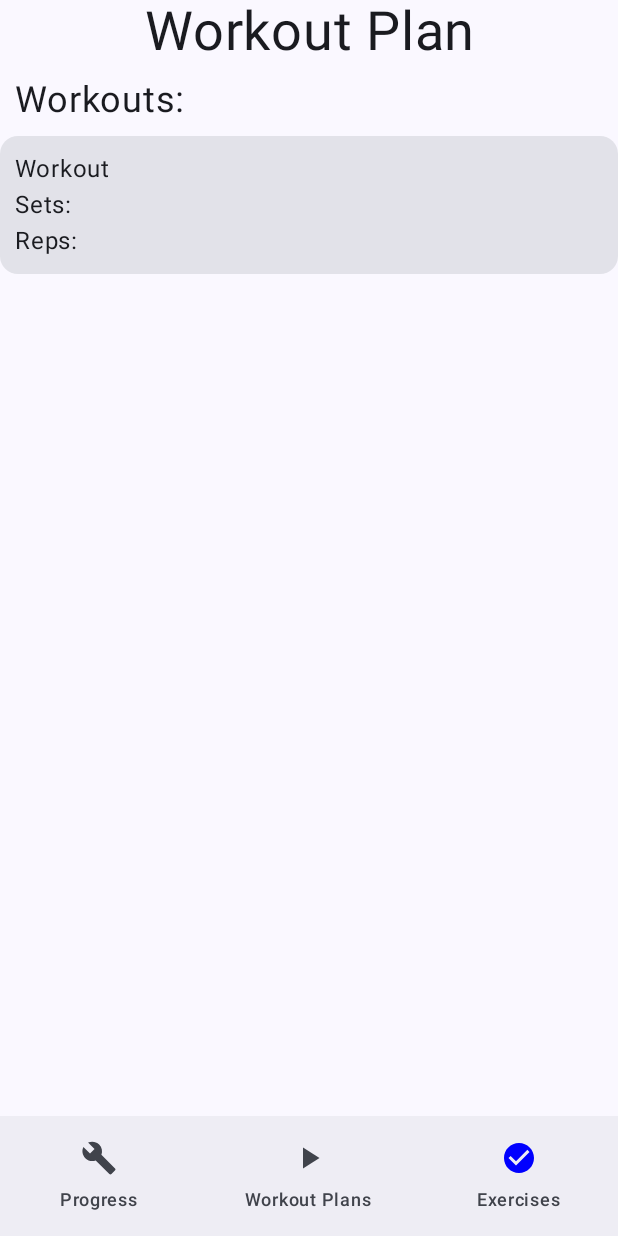
After one commit to justakline/Fittrack-App, an Android app built with Jetpack Compose: the WorkoutPlanScreen screen opened through its navigation route, on a phone screen of 412 x 824 dp. The commit adds this screen. Run offline under Robolectric (Android 15) with nearby library versions, the phone set to English and light mode, and no system bars.

Commit message:
Progress and WorkoutPlan screen added, button for Add Worked in Exercise list

```diff
--- a/app/src/main/java/com/example/fittrack/ExerciseListScreen.kt
+++ b/app/src/main/java/com/example/fittrack/ExerciseListScreen.kt
@@ -9,6 +9,7 @@ import androidx.compose.foundation.layout.Column
 //import androidx.compose.foundation.layout.ColumnScopeInstance.weight
 
 import androidx.compose.foundation.layout.Row
+import androidx.compose.foundation.layout.Spacer
 import androidx.compose.foundation.layout.fillMaxWidth
 import androidx.compose.foundation.layout.height
 
@@ -23,8 +24,10 @@ import androidx.compose.runtime.getValue
 import androidx.compose.runtime.mutableStateOf
 import androidx.compose.runtime.remember
 import androidx.compose.runtime.setValue
+import androidx.compose.ui.Alignment
 import androidx.compose.ui.Modifier
 import androidx.compose.ui.graphics.Color
+import androidx.compose.ui.modifier.modifierLocalConsumer
 import androidx.compose.ui.text.TextStyle
 import androidx.compose.ui.text.style.TextAlign
 import androidx.compose.ui.unit.Dp
@@ -150,15 +153,33 @@ fun ExerciseCard(exerciseName:String, bodyPart: String, exerciseType:String){
         //Separates the Card into a title, and then the categories on the bottem
         Column (modifier = Modifier
             .padding(10.dp)
-            .fillMaxWidth()){
+            .fillMaxWidth()
+        ){
             Text(text = exerciseName, fontSize = 20.sp)
+
             Row {
                 Text(text = bodyPart)
-
                 Text(text = "\t\t\t\t")
                 Text(text = exerciseType)
+                //Text(text = "\t\t\t\t")
+
             }
         }
+        Column (
+            modifier = Modifier.padding(10.dp),
+            horizontalAlignment = Alignment.CenterHorizontally
+        ){
+            Button(
+                onClick = { /*TODO*/ },
+                modifier = Modifier.fillMaxWidth(),
+            ) {
+                Spacer(modifier = Modifier.padding(bottom = 5.dp))
+                Text(text = "Add Workout")
+
+            }
+        }
+
+
     }
 
 }
--- a/app/src/main/java/com/example/fittrack/MainsScreen.kt
+++ b/app/src/main/java/com/example/fittrack/MainsScreen.kt
@@ -56,11 +56,11 @@ private fun BottomBar(
 
         //Fill in with your route
         NavigationBarItem(
-            selected =  nav.currentBackStackEntry?.destination?.route == Routes.ExerciseListScreen.route,
+            selected =  nav.currentBackStackEntry?.destination?.route == Routes.ProgressScreen.route,
             onClick = {
-//                nav.navigate(Routes.ExerciseListScreen.route){
-//                    current = Routes.ExerciseListScreen.route;
-//                }
+                nav.navigate(Routes.ProgressScreen.route){
+                    current = Routes.ProgressScreen.route;
+                }
             },
             icon = {
                 Icon(Icons.Default.Build, "")
@@ -70,11 +70,11 @@ private fun BottomBar(
             }
         )
         NavigationBarItem(
-                selected =  nav.currentBackStackEntry?.destination?.route == Routes.ExerciseListScreen.route,
+                selected =  nav.currentBackStackEntry?.destination?.route == Routes.WorkoutPlanScreen.route,
         onClick = {
-//            nav.navigate(Routes.ExerciseListScreen.route){
-//                current = Routes.ExerciseListScreen.route;
-//            }
+            nav.navigate(Routes.WorkoutPlanScreen.route){
+                current = Routes.WorkoutPlanScreen.route;
+            }
         },
         icon = {
             Icon(Icons.Default.PlayArrow, "")
--- a/app/src/main/java/com/example/fittrack/NavController.kt
+++ b/app/src/main/java/com/example/fittrack/NavController.kt
@@ -17,8 +17,13 @@ fun NavigationController(navController: NavHostController = rememberNavControlle
     ) {
         //If we do nav.navigate(route), it will display whatever is in the corresponding composable
         composable(Routes.ExerciseListScreen.route) {
-
             ExerciseListScreen(exercises = createExercises())
+        }
+        composable(Routes.ProgressScreen.route){
+            ProgressScreen(exercises = createExercises())
+        }
+        composable(Routes.WorkoutPlanScreen.route){
+            WorkoutPlanScreen(exercises = createExercises())
         }
     }
 }
--- /dev/null
+++ b/app/src/main/java/com/example/fittrack/ProgressScreen.kt
@@ -0,0 +1,22 @@
+package com.example.fittrack
+
+import androidx.compose.foundation.layout.Column
+import androidx.compose.foundation.layout.fillMaxWidth
+import androidx.compose.material3.Text
+import androidx.compose.runtime.Composable
+import androidx.compose.ui.Modifier
+import androidx.compose.ui.text.style.TextAlign
+import androidx.compose.ui.unit.sp
+import com.example.fittrack.models.Exercise
+
+@Composable
+fun ProgressScreen(exercises: MutableList<Exercise>){
+    Column {
+        Text(
+            modifier = Modifier.fillMaxWidth(),
+            text = "Progress",
+            fontSize = 36.sp,
+            textAlign = TextAlign.Center
+        )
+    }
+}
--- a/app/src/main/java/com/example/fittrack/Routes.kt
+++ b/app/src/main/java/com/example/fittrack/Routes.kt
@@ -5,4 +5,6 @@ package com.example.fittrack
 sealed class Routes(val route: String){
 
     object ExerciseListScreen: Routes("exerciselist")
+    object ProgressScreen: Routes("progress")
+    object WorkoutPlanScreen: Routes("workoutplan")
 }
--- /dev/null
+++ b/app/src/main/java/com/example/fittrack/WorkoutPlanScreen.kt
@@ -0,0 +1,59 @@
+package com.example.fittrack
+
+import androidx.compose.foundation.layout.Column
+import androidx.compose.foundation.layout.Row
+import androidx.compose.foundation.layout.fillMaxWidth
+import androidx.compose.foundation.layout.padding
+import androidx.compose.material3.Card
+import androidx.compose.material3.OutlinedTextField
+import androidx.compose.material3.Text
+import androidx.compose.runtime.Composable
+import androidx.compose.ui.Modifier
+import androidx.compose.ui.text.style.TextAlign
+import androidx.compose.ui.unit.dp
+import androidx.compose.ui.unit.sp
+import com.example.fittrack.models.Exercise
+
+@Composable
+fun WorkoutPlanScreen(exercises: MutableList<Exercise>){
+    Column {
+        Text(
+            modifier = Modifier.fillMaxWidth(),
+            text = "Workout Plan",
+            fontSize = 36.sp,
+            textAlign = TextAlign.Center
+            )
+        Row {
+            Text(
+                modifier = Modifier
+                    .fillMaxWidth()
+                    .padding(10.dp),
+                text = "Workouts:",
+                fontSize = 24.sp,
+                textAlign = TextAlign.Left)
+        }
+        WorkoutPlan()
+    }
+
+
+}
+
+@Composable
+fun WorkoutPlan(){
+    Card(
+        modifier = Modifier.fillMaxWidth()
+    ){
+        Column(
+            modifier = Modifier.padding(10.dp)
+        ) {
+            Text(text = "Workout")
+            Row {
+                Text(text = "Sets: ")
+            }
+            Row {
+                Text(text = "Reps: ")
+            }
+
+        }
+    }
+}
```
